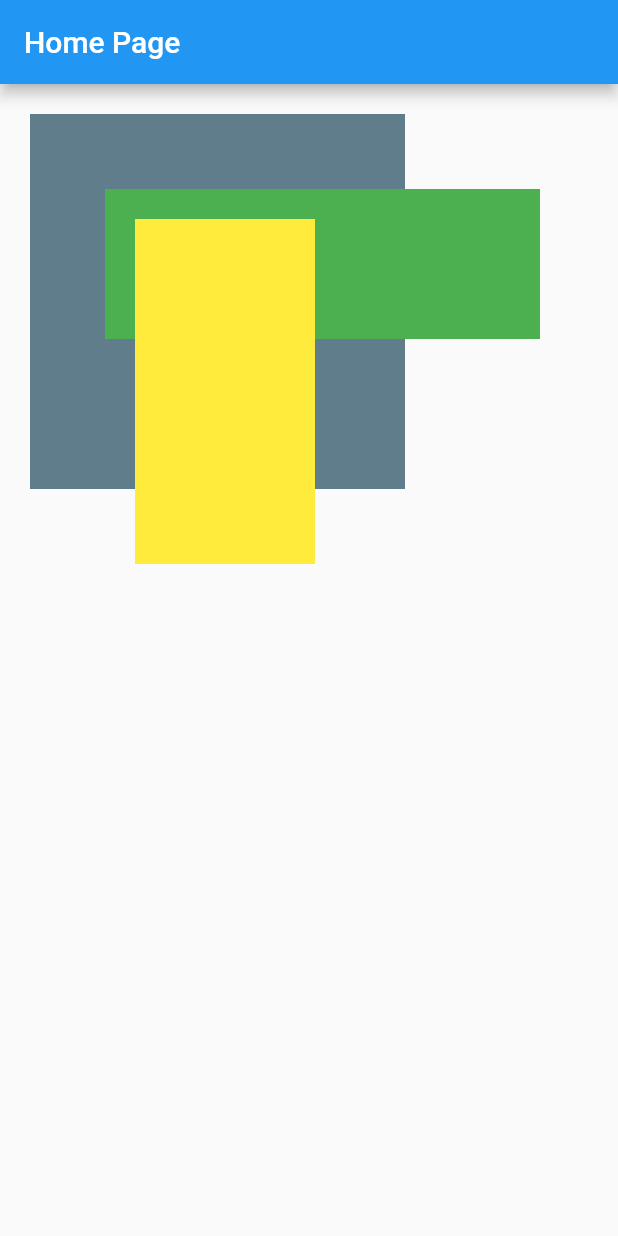
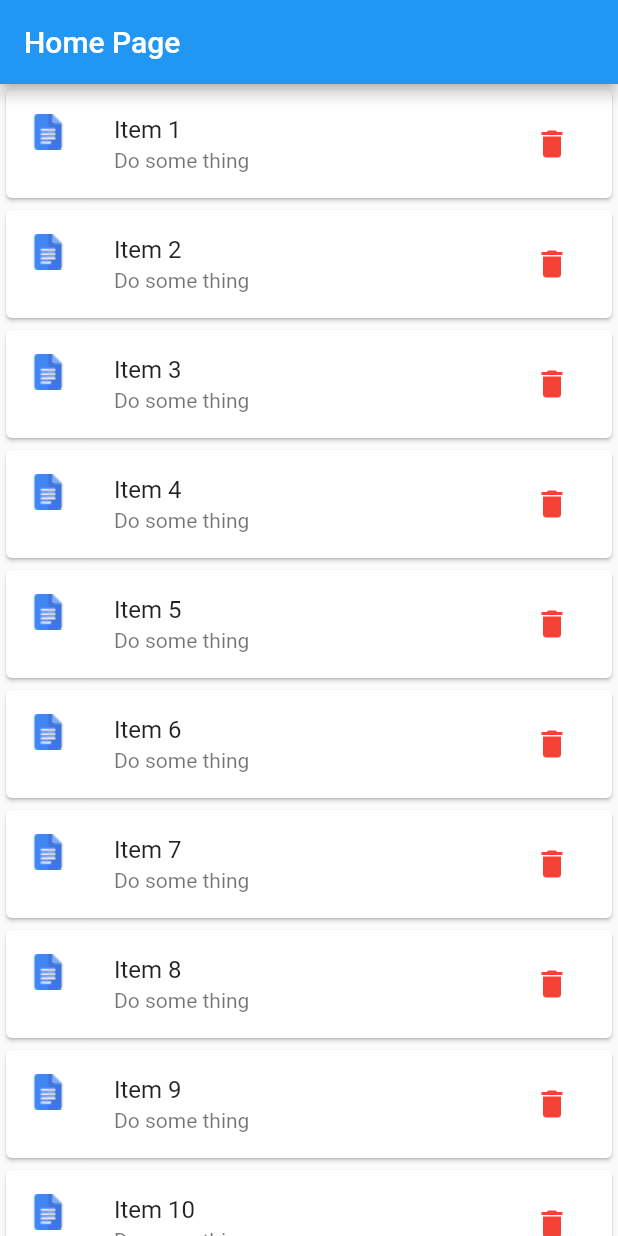
Before and after one commit to phamtanphat/flutter_widget22042022, a Flutter app: the screen it shows after launch, on a phone screen of 412 x 824 dp. Run offline on Flutter 3.47's test engine with Material 2 defaults, Android fonts, the phone set to English and light mode, and no system bars.

```diff
--- a/lib/home_page.dart
+++ b/lib/home_page.dart
@@ -1,3 +1,5 @@
+import 'dart:io';
+
 import 'package:flutter/cupertino.dart';
 import 'package:flutter/material.dart';
 import 'package:flutter/rendering.dart';
@@ -19,35 +21,73 @@ class _HomePageState extends State<HomePage> {
         title: Text("Home Page"),
       ),
       body: Container(
-          child: Container (
-              width: 250,
-              height: 250,
-              color: Colors.blueGrey,
-              margin: EdgeInsets.all(20),
-              child: Stack (
-                clipBehavior: Clip.none,
-                children: <Widget>[
-                  Positioned(
-                    top: 50,
-                    left: 50,
-                    child: Container(
-                      width: 290,
-                      height: 100,
-                      color: Colors.green,
-                    ),
+          child: ListView.builder(
+            itemCount: 10,
+            itemBuilder: (BuildContext context, int index) {
+              return Card(
+                child: ListTile(
+                  onTap: (){
+                    ScaffoldMessenger.of(context).showSnackBar(SnackBar(content: Text("Tap on item")));
+                  },
+                  title: Text("Item ${index + 1}"),
+                  subtitle: Text("Do some thing"),
+                  leading: Image.asset("assets/images/ic_document.png"),
+                  trailing: IconButton(
+                    onPressed: (){
+                      if(Platform.isAndroid){
+                        showDialog(
+                            context: context,
+                            builder: (context){
+                              return AlertDialog(
+                                title: const Text('Do you want to delete'),
+                                actions: [
+                                  TextButton(
+                                    onPressed: () => Navigator.pop(context, 'Cancel'),
+                                    child: const Text('Cancel'),
+                                  ),
+                                  TextButton(
+                                    onPressed: (){
+                                      Navigator.pop(context, 'OK');
+
+                                    },
+                                    child: const Text('OK'),
+                                  ),
+                                ],
+                              );
+                            }
+                        );
+                      }else{
+                        showDialog(
+                            context: context,
+                            builder: (context){
+                              return CupertinoAlertDialog(
+                                title: const Text('Do you want to delete'),
+                                actions: [
+                                  TextButton(
+                                    onPressed: () => Navigator.pop(context, 'Cancel'),
+                                    child: const Text('Cancel'),
+                                  ),
+                                  TextButton(
+                                    onPressed: (){
+                                      Navigator.pop(context, 'OK');
+
+                                    },
+                                    child: const Text('OK'),
+                                  ),
+                                ],
+                              );
+                            }
+                        );
+                      }
+                    },
+                    icon: Icon(Icons.delete, color: Colors.red,),
                   ),
-                  Positioned(
-                    top: 70,
-                    left: 70,
-                    child: Container(
-                      width: 120,
-                      height: 230,
-                      color: Colors.yellow,
-                    ),
-                  )
-                ],
-              )
-          )),
+
+                ),
+              );
+            },
+          )
+      ),
     );
   }
 }
--- a/pubspec.yaml
+++ b/pubspec.yaml
@@ -45,9 +45,8 @@ flutter:
   uses-material-design: true
 
   # To add assets to your application, add an assets section, like this:
-  # assets:
-  #   - images/a_dot_burr.jpeg
-  #   - images/a_dot_ham.jpeg
+  assets:
+    - assets/images/
 
   # An image asset can refer to one or more resolution-specific "variants", see
   # https://flutter.dev/assets-and-images/#resolution-aware.
```
Also changed, not shown: assets/images/ic_document.png (added).
